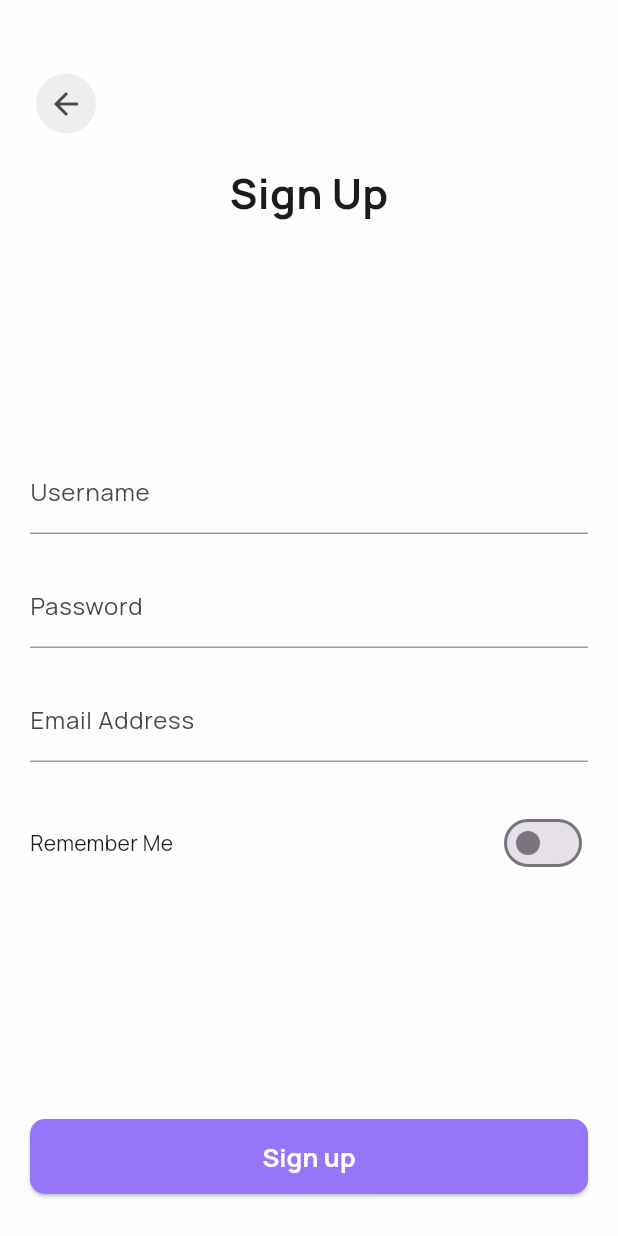
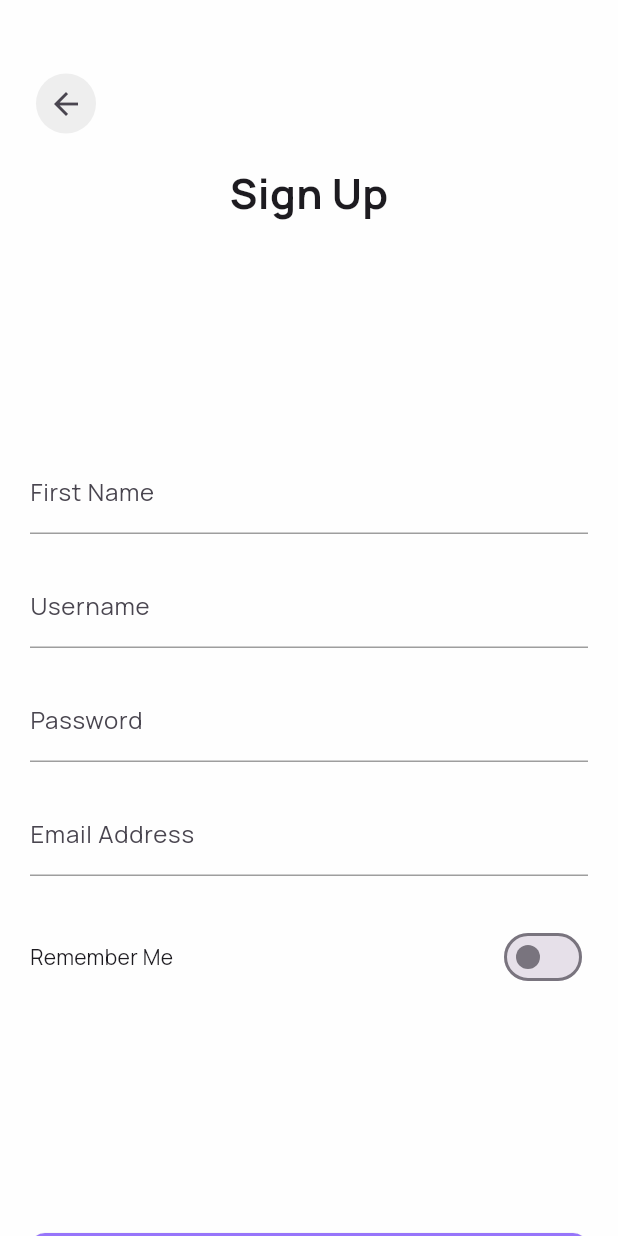
Before and after one commit to flutterr05-dev/laza_api_impl, a Flutter app: the SignupScreen screen opened by its route, on a phone screen of 412 x 824 dp. Run offline on Flutter 3.47's test engine with Material 3 defaults, Android fonts, the light colour scheme and no system bars; our stand-ins replace flutter_svg, get, pinput, shared_preferences; accounts and stored records are empty.

Commit message:
add: signup and otp verification API

```diff
--- /dev/null
+++ b/lib/model/user.dart
@@ -0,0 +1,34 @@
+
+import 'dart:convert';
+
+User userFromJson(String str) => User.fromJson(json.decode(str));
+
+String userToJson(User data) => json.encode(data.toJson());
+
+class User {
+    final String? firstName;
+    final String? username;
+    final String? email;
+    final String? password;
+
+    User({
+        this.firstName,
+        this.username,
+        this.email,
+        this.password,
+    });
+
+    factory User.fromJson(Map<String, dynamic> json) => User(
+        firstName: json["first_name"],
+        username: json["username"],
+        email: json["email"],
+        password: json["password"],
+    );
+
+    Map<String, dynamic> toJson() => {
+        "first_name": firstName,
+        "username": username,
+        "email": email,
+        "password": password,
+    };
+}
--- a/lib/routs/routes.dart
+++ b/lib/routs/routes.dart
@@ -44,7 +44,7 @@ List<GetPage> pages = [
 
   GetPage(name: Routes.forgotScreen, page: () => ForgotScreen()),
 
-  GetPage(name: Routes.verificationScreen, page: () => VerificationScreen()),
+  // GetPage(name: Routes.verificationScreen, page: () => VerificationScreen()),
 
   GetPage(name: Routes.newpasswordScreen, page: () => NewpasswordScreen()),
 
--- a/lib/view/pages/authentication & all/signup_screen.dart
+++ b/lib/view/pages/authentication & all/signup_screen.dart
@@ -1,4 +1,5 @@
 import 'package:fahim_try_ecommerce/view/base/custom_button.dart';
+import 'package:fahim_try_ecommerce/view/pages/authentication%20&%20all/verification_screen.dart';
 import 'package:flutter/material.dart';
 import 'package:get/get.dart';
 import '../../../controllers/auth_controller.dart';
@@ -12,79 +13,104 @@ class SignupScreen extends StatefulWidget {
 }
 
 class _SignupScreenState extends State<SignupScreen> {
-
+  final TextEditingController _nameCtrl = TextEditingController();
   final TextEditingController _usernameCtrl = TextEditingController();
   final TextEditingController _passCtrl = TextEditingController();
   final TextEditingController _emailCtrl = TextEditingController();
   final GlobalKey<FormState> _formKey = GlobalKey<FormState>();
 
+  void onClick() async {
+    final message = await AuthController().signup(
+      _nameCtrl.text.trim(),
+      _emailCtrl.text.trim(),
+      _usernameCtrl.text.trim(),
+      _passCtrl.text,
+    );
+
+    if (message == "success") {
+      Get.to(() => VerificationScreen(userName: _usernameCtrl.text.trim()));
+    } else {
+      final snack = Get.snackbar("Something went wrong", message);
+      Get.showSnackbar(snack.snackbar);
+    }
+  }
 
   @override
   Widget build(BuildContext context) {
     return Scaffold(
       body: GetBuilder<AuthController>(
-        builder:(controller){
+        builder: (controller) {
           return Form(
             key: _formKey,
             child: ListView(
               padding: EdgeInsets.symmetric(horizontal: 20),
               children: [
-                SizedBox(height: 45,),
+                SizedBox(height: 45),
                 Align(
                   alignment: AlignmentGeometry.topLeft,
-                  child:  IconButton(
+                  child: IconButton(
                     style: IconButton.styleFrom(
                       backgroundColor: Colors.grey[200],
                     ),
                     onPressed: () {
                       Get.back();
                     },
-                      icon: Icon(Icons.arrow_back)),
+                    icon: Icon(Icons.arrow_back),
                   ),
-                SizedBox(height: 15,),
+                ),
+                SizedBox(height: 15),
                 Center(
                   child: Text(
                     "Sign Up",
-                        style: TextStyle(
-                    fontSize: 28,
-                          fontWeight: FontWeight.bold,
+                    style: TextStyle(fontSize: 28, fontWeight: FontWeight.bold),
                   ),
                 ),
+                SizedBox(height: 152),
+                CustomTextFromField(
+                  controller: _nameCtrl,
+                  hintText: "Enter Your First Name",
+                  lebelText: "First Name",
+                  validator: (v) {
+                    if (v == null || v.isEmpty) {
+                      return "Please enter your valid User Name";
+                    }
+                    return null;
+                  },
                 ),
-                SizedBox(height: 152,),
+                SizedBox(height: 20),
                 CustomTextFromField(
                   controller: _usernameCtrl,
                   hintText: "Enter Your Username",
                   lebelText: "Username",
-                  validator: (v){
-                    if (v == null || v.isEmpty){
+                  validator: (v) {
+                    if (v == null || v.isEmpty) {
                       return "Please enter your valid User Name";
                     }
                     return null;
                   },
                 ),
 
-                SizedBox(height: 20,),
+                SizedBox(height: 20),
 
                 CustomTextFromField(
                   controller: _passCtrl,
                   obscureText: true,
                   hintText: "Enter Your Password",
                   lebelText: "Password",
-                  validator: (v){
-                    if (v == null || v.isEmpty){
+                  validator: (v) {
+                    if (v == null || v.isEmpty) {
                       return "Please enter your valid password";
                     }
                     return null;
                   },
                 ),
-                SizedBox(height: 20,),
+                SizedBox(height: 20),
                 CustomTextFromField(
                   controller: _emailCtrl,
                   hintText: "Enter Your Email",
                   lebelText: "Email Address",
-                  validator: (v){
-                    if (v == null || v.isEmpty){
+                  validator: (v) {
+                    if (v == null || v.isEmpty) {
                       return "Please enter your valid email";
                     }
                     return null;
@@ -96,26 +122,25 @@ class _SignupScreenState extends State<SignupScreen> {
                     Text("Remember Me"),
                     Spacer(),
                     Switch(
-                      value: Get
-                          .find<AuthController>()
-                          .isRememberMe,
+                      value: Get.find<AuthController>().isRememberMe,
                       onChanged: controller.onRememberMeChanged,
                       activeTrackColor: Colors.green,
                     ),
                   ],
                 ),
-                SizedBox(height: 160,),
-                CustomButton(title: 'Sign up', onPressed: (){
-                  if (_formKey.currentState!.validate()){
-                    Get.toNamed("/loginScreen");
+                SizedBox(height: 160),
+                CustomButton(
+                  title: 'Sign up',
+                  onPressed: () {
+                    if (_formKey.currentState!.validate()) {
+                      onClick();
                     }
-
-
-                })
+                  },
+                ),
               ],
             ),
           );
-        }
+        },
       ),
     );
   }
```
Also changed, not shown: lib/controllers/auth_controller.dart (+60 -6 lines), lib/utils/api_client.dart (added, +15 -0 lines), lib/view/pages/authentication & all/verification_screen.dart (+42 -15 lines). Lines whose indentation alone changed are shown as unchanged.
